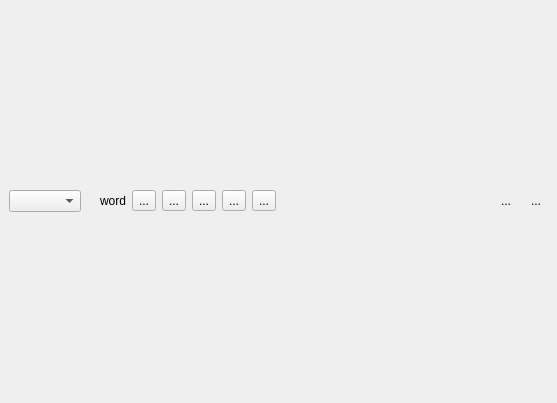
Before: the Qt Designer form scanpopup.ui in goldendict/goldendict, drawn with Qt 5.
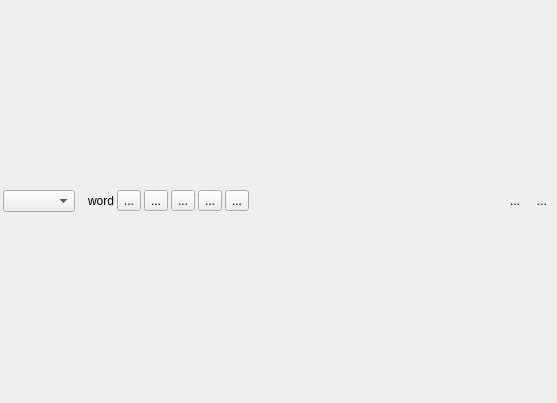
After: the same form once the commit is applied. Icons and pictures are not drawn. Custom widgets are drawn as their Qt base class.

Commit message:
Make the popup window more compact by reducing margins and spacing to 3px.
There is no point in having huge margins (9px) at every side of the
scan popup window. Especially since the popup window is supposed
to be small and compact.

Patch:
```diff
--- a/scanpopup.ui
+++ b/scanpopup.ui
@@ -30,8 +30,11 @@
        <number>0</number>
       </property>
       <layout class="QVBoxLayout" name="mainLayout">
+       <property name="spacing">
+        <number>3</number>
+       </property>
        <property name="margin">
-        <number>9</number>
+        <number>3</number>
        </property>
        <item>
         <layout class="QHBoxLayout" name="horizontalLayout">
```
